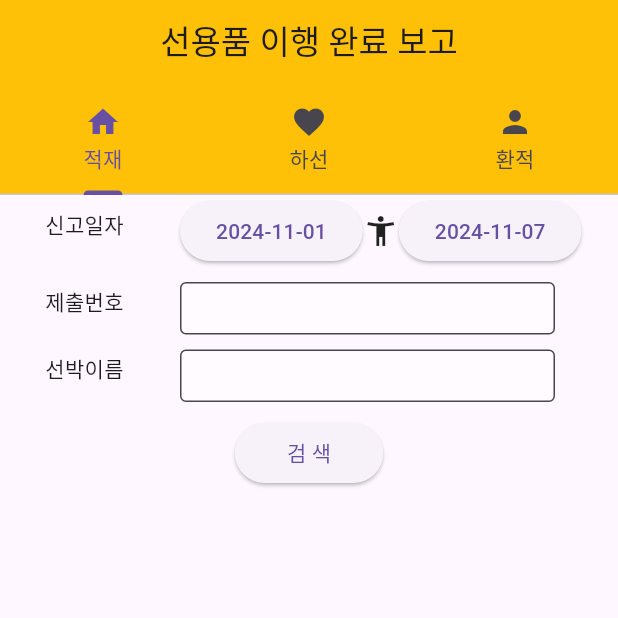
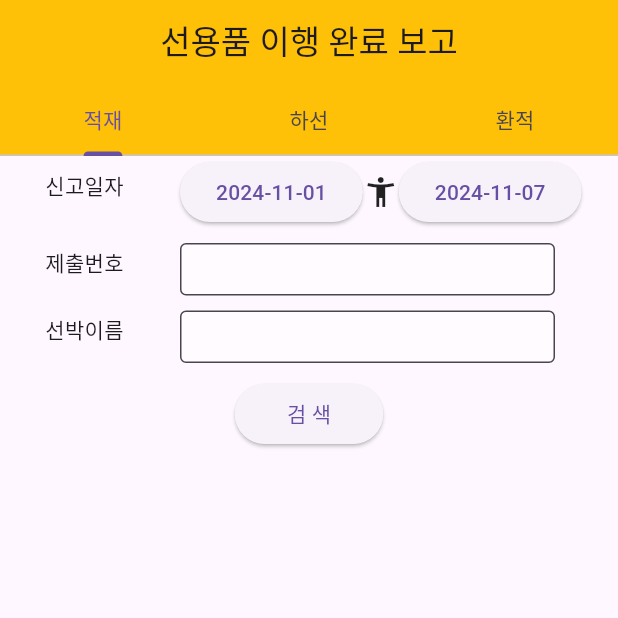
Before and after one commit to sonwoo/ship_5bv_app, a Flutter app: the screen it shows after launch, on a phone screen of 412 x 824 dp, the top half of it. Run offline on Flutter 3.47's test engine with Material 3 defaults, Android fonts, the phone set to English and light mode, and no system bars; our stand-ins replace shared_preferences.

Commit message:
Resolve merge conflicts

```diff
--- a/lib/screen/home_screen.dart
+++ b/lib/screen/home_screen.dart
@@ -29,9 +29,9 @@ class _HomeScreenState extends State<HomeScreen>{
           centerTitle: true,
           bottom: const TabBar(
              tabs: [
-               Tab(icon: Icon(Icons.home), text: '적재'),
-               Tab(icon: Icon(Icons.favorite), text: '하선'),
-               Tab(icon: Icon(Icons.person), text: '환적'),
+               Tab(text: '적재'),
+               Tab(text: '하선'),
+               Tab(text: '환적'),
              ],
           ),
         ),
```
